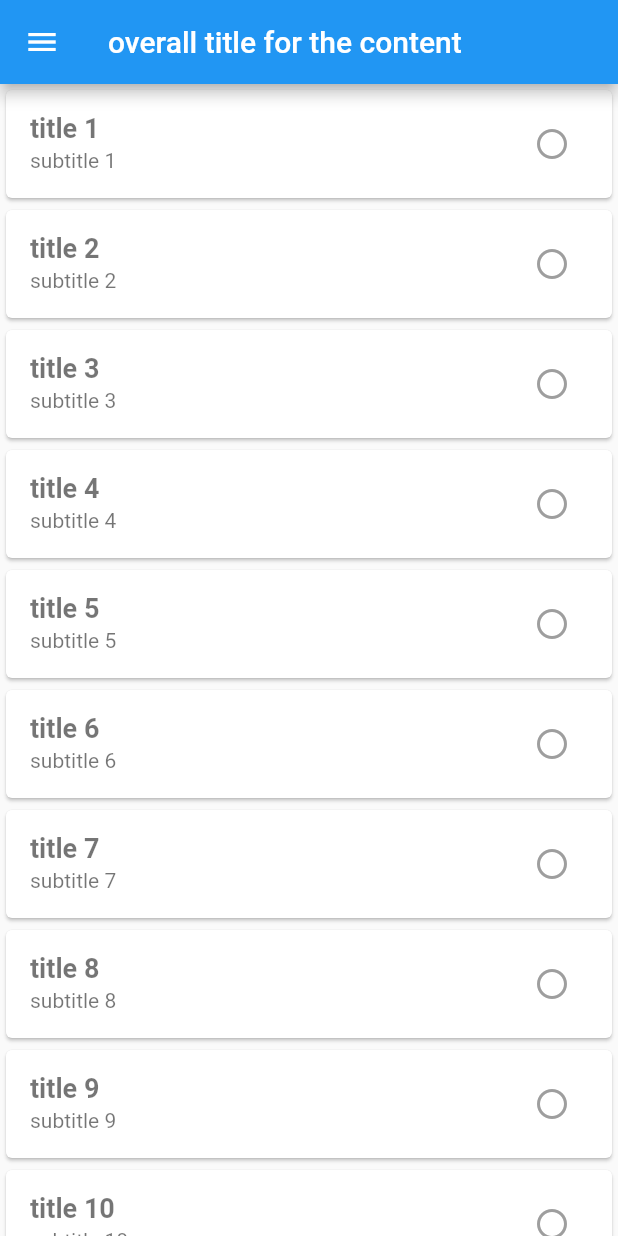
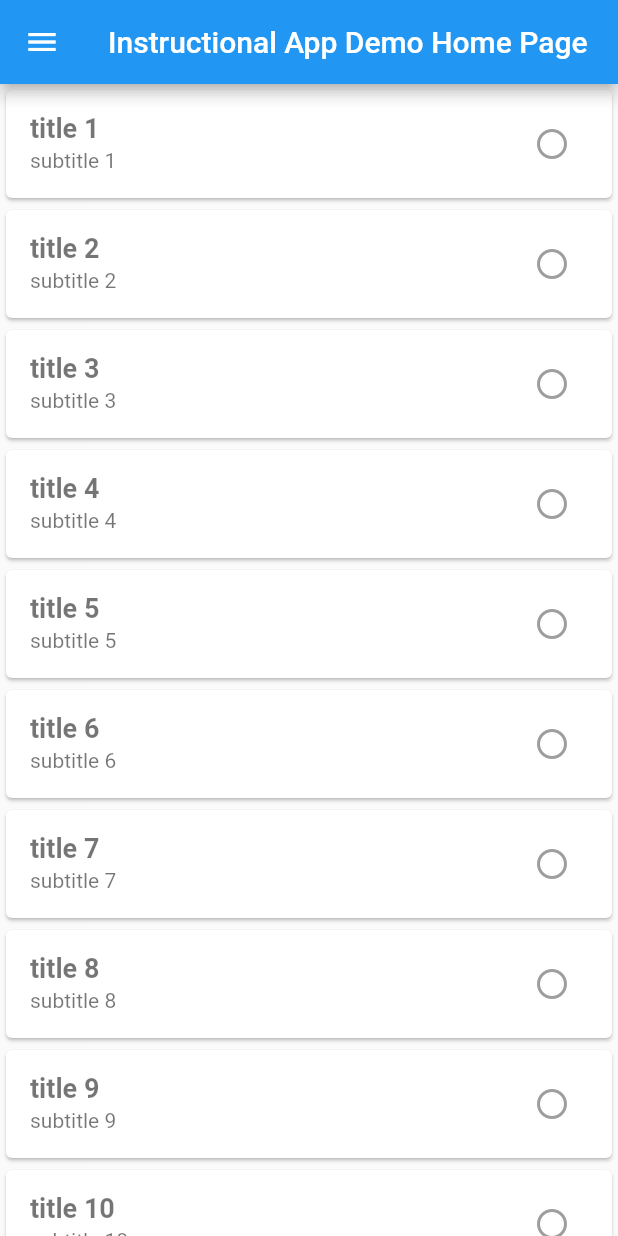
Before and after one commit to rob-code/flutter_master_detail_mobile_app, a Flutter app: the screen it shows after launch, on a phone screen of 412 x 824 dp. Run offline on Flutter 3.47's test engine with Material 2 defaults, Android fonts, the phone set to English and light mode, and no system bars.

Commit message:
Improved filenames, classes and declarations in line with learning

```diff
--- a/lib/content_data_model.dart
+++ /dev/null
@@ -1,8 +0,0 @@
-class ContentDataModel {
-  final String title;
-  final String subtitle;
-  final String description;
-  ContentDataModel(this.title, this.subtitle, this.description);
-
-
-} //made the class for MenuItem
--- /dev/null
+++ b/lib/info.dart
@@ -0,0 +1,46 @@
+import 'package:flutter/material.dart';
+
+class AppContent {
+  final String title;
+  final String subtitle;
+  final String description;
+
+  AppContent(this.title, this.subtitle, this.description);
+}
+
+final List<AppContent> samples = [
+  AppContent('title 1', 'subtitle 1', 'description 1'),
+  AppContent('title 2', 'subtitle 2', 'description 2'),
+  AppContent('title 3', 'subtitle 3', 'description 3'),
+  AppContent('title 4', 'subtitle 4', 'description 4'),
+  AppContent('title 5', 'subtitle 5', 'description 5'),
+  AppContent('title 6', 'subtitle 6', 'description 6'),
+  AppContent('title 7', 'subtitle 7', 'description 7'),
+  AppContent('title 8', 'subtitle 8', 'description 8'),
+  AppContent('title 9', 'subtitle 9', 'description 9'),
+  AppContent('title 10', 'subtitle 10', 'description 10'),
+  AppContent('title 11', 'subtitle 11', 'description 11'),
+  AppContent('title 12', 'subtitle 12', 'description 12'),
+  AppContent('title 13', 'subtitle 13', 'description 13'),
+  AppContent('title 14', 'subtitle 14', 'description 14'),
+  AppContent('title 15', 'subtitle 15', 'description 15'),
+  AppContent('title 16', 'subtitle 16', 'description 16')
+];
+
+class ListIcon {
+  static List<Icon> icons = [
+    const Icon(Icons.question_mark_outlined),
+    const Icon(Icons.circle),
+    const Icon(Icons.check),
+    const Icon(Icons.circle_outlined)
+  ];
+}
+
+class ListIconColor {
+  static List<Color> colors = [
+    Colors.red,
+    Colors.amber,
+    Colors.green,
+    Colors.grey
+  ];
+}
--- a/lib/list_data.dart
+++ /dev/null
@@ -1,45 +0,0 @@
-
-
-/* this works in dart pad
-class MenuItem {
-  String title;
-  String subtitle;
-  MenuItem(this.title, this.subtitle);
-} //made the class for MenuItem
-
-/*main() {
-  MenuItem item = MenuItem('hey', 'there');
-  print(item.title + " " + item.subtitle);
-*/
-
-
-  List<MenuItem> menuitems = [
-    MenuItem('title 1', 'subtitle 1'),
-    MenuItem('title 2', 'subtitle 2'),
-    MenuItem('title 3', 'subtitle 3'),
-    MenuItem('title 4', 'subtitle 4'),
-    MenuItem('title 5', 'subtitle 5'),
-    MenuItem('title 6', 'subtitle 6'),
-  ];
-
-//as a JSON format
-
-    {"menuitems": [
-    {"title":"Title 1", "subtitle": "Subtitle 1"},
-    {"title":"Title 2", "subtitle": "Subtitle 2"},
-    {"title":"Title 3", "subtitle": "Subtitle 3"},
-    {"title":"Title 4", "subtitle": "Subtitle 4"},
-    {"title":"Title 5", "subtitle": "Subtitle 5"},
-    {"title":"Title 6", "subtitle": "Subtitle 6"},
-    ]}
-
-/*
-  for(var i=0;i<menuitems.length; i++){
-    MenuItem value = menuitems[i];
-    print (value.title + " " + value.subtitle);
-
-  }
-}
-*/
-
- */
--- a/lib/main.dart
+++ b/lib/main.dart
@@ -1,6 +1,5 @@
 import 'package:flutter/material.dart';
-import 'content_detail.dart';
-import 'content_data_model.dart';
+import 'info.dart';
 
 //TODO: Sort out the layout of the list menu with title and subtitle on LHS ...which is in a card. I want to have something in a simple list without the cards!!!
 //TODO: Put in progress icons which toggle red, amber and red based on understanding
@@ -11,112 +10,87 @@ import 'content_data_model.dart';
 //read the colorIndex values from default array if local storage does not exist
 //if local storage does exist, get local storage array and then read values from that.
 
-
-
 void main() {
   runApp(const MyApp());
 }
 
 class MyApp extends StatelessWidget {
-
-  const MyApp({ Key? key }) : super (key: key);
+  const MyApp({Key? key}) : super(key: key);
 
   @override
   Widget build(BuildContext context) {
     return MaterialApp(
-      title: 'Flutter Demo',
-          theme: ThemeData (
+      title: 'Instructional App Demo',
+      theme: ThemeData(
         primarySwatch: Colors.blue,
       ),
-    home: const MyHomePage(),
+      home: const MyHomePage(title: 'Instructional App Demo Home Page'),
       debugShowCheckedModeBanner: false,
     );
   }
 }
 
 class MyHomePage extends StatefulWidget {
-  const MyHomePage({Key? key}) : super (key: key);
+  const MyHomePage({Key? key, required this.title}) : super(key: key);
+
+  final String title;
 
   @override
   _MyHomePageState createState() => _MyHomePageState();
 }
 
 class _MyHomePageState extends State<MyHomePage> {
-
-  final List<ContentDataModel> contentData = [
-    ContentDataModel('title 1', 'subtitle 1', 'description 1'),
-    ContentDataModel('title 2', 'subtitle 2', 'description 2'),
-    ContentDataModel('title 3', 'subtitle 3', 'description 3'),
-    ContentDataModel('title 4', 'subtitle 4', 'description 4'),
-    ContentDataModel('title 5', 'subtitle 5', 'description 5'),
-    ContentDataModel('title 6', 'subtitle 6', 'description 6'),
-    ContentDataModel('title 7', 'subtitle 7', 'description 7'),
-    ContentDataModel('title 8', 'subtitle 8', 'description 8'),
-    ContentDataModel('title 9', 'subtitle 9', 'description 9'),
-    ContentDataModel('title 10', 'subtitle 10', 'description 10'),
-    ContentDataModel('title 11', 'subtitle 11', 'description 11'),
-    ContentDataModel('title 12', 'subtitle 12', 'description 12'),
-    ContentDataModel('title 13', 'subtitle 13', 'description 13'),
-    ContentDataModel('title 14', 'subtitle 14', 'description 14'),
-    ContentDataModel('title 15', 'subtitle 15', 'description 15'),
-    ContentDataModel('title 16', 'subtitle 16', 'description 16'),
-  ];
   @override
   Widget build(BuildContext context) {
     return Scaffold(
       appBar: AppBar(
-          leading: Builder (
-          builder: (BuildContext context) {
+          leading: Builder(builder: (BuildContext context) {
             return IconButton(
               icon: const Icon(Icons.menu),
-                onPressed: () { Scaffold.of(context).openDrawer(); },
+              onPressed: () {
+                Scaffold.of(context).openDrawer();
+              },
               tooltip: MaterialLocalizations.of(context).openAppDrawerTooltip,
-                     );} //need to specify a drawer!!
-          ),
-          title: const Text('overall title for the content')),
-      drawer: const Drawer (
-        child: Text('Header'),
-      ),
+            );
+          }),
+          title: Text(widget.title)),
+      drawer: const Drawer(child: DrawerContent()),
       body: ListView.builder(
-           itemCount: contentData.length,
+          itemCount: samples.length,
           itemBuilder: (BuildContext context, index) {
             return Card(
-            child:ListTile(
-            title: Text(contentData[index].title,
+                child: ListTile(
+                    title: Text(samples[index].title,
                         style: const TextStyle(
                             fontSize: 18.0,
                             color: Colors.black54,
-                  fontWeight: FontWeight.bold
-                   )
-            ),
-            subtitle: Text(contentData[index].subtitle),
+                            fontWeight: FontWeight.bold)),
+                    subtitle: Text(samples[index].subtitle),
                     trailing: Wrap(
-              children: const <Widget>[
-                MyStatefulWidget(),
-              ],
+                      children: const <Widget>[ListIconWidget()],
                     ),
                     onTap: () {
-    Navigator.of(context).push(MaterialPageRoute(builder: (context)=>ContentDetail(contentDataModel: contentData[index],)));
-    }
-    ));
-    }
-    ),
+                      Navigator.of(context).push(MaterialPageRoute(
+                          builder: (context) => ContentDetail(
+                                sample: samples[index],
+                              )));
+                    }));
+          }),
     );
   }
 }
 
-class MyStatefulWidget extends StatefulWidget {
-  const MyStatefulWidget({Key? key}) : super(key: key);
+class ListIconWidget extends StatefulWidget {
+  const ListIconWidget({Key? key}) : super(key: key);
+
   @override
-  State<MyStatefulWidget> createState() => _MyStatefulWidgetState();
+  State<ListIconWidget> createState() => _ListIconWidgetState();
 }
 
-class _MyStatefulWidgetState extends State<MyStatefulWidget> {
-  final List<Color> colors = <Color>[Colors.red,Colors.amber, Colors.green, Colors.grey];
-  final List<Icon> icons = <Icon>[const Icon(Icons.question_mark_outlined), const Icon(Icons.circle), const Icon(Icons.check), const Icon(Icons.circle_outlined)];
+class _ListIconWidgetState extends State<ListIconWidget> {
+  Icon _iconType = const Icon(Icons.circle_outlined);
   Color _iconColor = Colors.grey;
-  Icon _iconType = const Icon(Icons.circle_outlined);
-  int iconIndex= 0;
+  int iconIndex = 0;
 
   @override
   Widget build(BuildContext context) {
@@ -128,41 +102,45 @@ class _MyStatefulWidgetState extends State<MyStatefulWidget> {
           tooltip: 'set learning rating',
           onPressed: () {
             setState(() {
-              switch(iconIndex) {
-                case 0: {
-                  _iconColor = colors.elementAt(0);
-                  _iconType = icons.elementAt(0);
-                  iconIndex = 1; }
+              switch (iconIndex) {
+                case 0:
+                  {
+                    _iconColor = ListIconColor.colors.elementAt(0);
+                    _iconType = ListIcon.icons.elementAt(0);
+                    iconIndex = 1;
+                  }
                   break;
 
-                case 1: {
-                  _iconColor = colors.elementAt(1);
-                  _iconType = icons.elementAt(1);
-                  iconIndex = 2; }
+                case 1:
+                  {
+                    _iconColor = ListIconColor.colors.elementAt(1);
+                    _iconType = ListIcon.icons.elementAt(1);
+                    iconIndex = 2;
+                  }
                   break;
 
-                case 2: {
-                  _iconColor = colors.elementAt(2);
-                  _iconType = icons.elementAt(2);
-                  iconIndex = 3; }
+                case 2:
+                  {
+                    _iconColor = ListIconColor.colors.elementAt(2);
+                    _iconType = ListIcon.icons.elementAt(2);
+                    iconIndex = 3;
+                  }
                   break;
 
-                case 3: {
-                  _iconColor = colors.elementAt(3);
-                  _iconType = icons.elementAt(3);
-                  iconIndex = 0; }
+                case 3:
+                  {
+                    _iconColor = ListIconColor.colors.elementAt(3);
+                    _iconType = ListIcon.icons.elementAt(3);
+                    iconIndex = 0;
+                  }
                   break;
               }
 
-              //var list = ScrollingList();
-              //list.print(iconIndex);
+              var currentIconColor = _iconColor;
+              var currentIconType = _iconType;
 
-
-
-
-
-
-
+              debugPrint(currentIconColor.toString());
+              debugPrint(currentIconType.toString());
             });
           },
         ),
@@ -171,29 +149,36 @@ class _MyStatefulWidgetState extends State<MyStatefulWidget> {
   }
 }
 
+class ContentDetail extends StatelessWidget {
+  const ContentDetail({Key? key, required this.sample}) : super(key: key);
 
+  final AppContent sample;
 
-
-
-
-/*
-class ScrollingList {
-  int index = 0;
-  var state = _MyHomePageState();
-  int numberInList = 0;
-
-  void print(index) {
-    numberInList = state.contentData.length;
-
-    debugPrint('The counter value is  $index');
-    debugPrint(numberInList.toString());
-
-    state.contentData.forEach((element) => {
-    debugPrint(state.contentData.expand((element) => for (var value in {
-    ContentDataModel
-    }) {
-    }).toString())
-  });
+  @override
+  Widget build(BuildContext context) {
+    return Scaffold(
+      appBar: AppBar(
+        title: Text(sample.title),
+      ),
+      body: Column(
+        children: [Text(sample.description)],
+      ),
+    );
   }
 }
-*/
+
+class DrawerContent extends StatelessWidget {
+  const DrawerContent({Key? key}) : super(key: key);
+  @override
+  Widget build(BuildContext context) {
+    return Scaffold(
+      body: Column(
+        crossAxisAlignment: CrossAxisAlignment.start,
+        children: const [
+          Text("the title of the drawer"),
+          Text("some of the body description of the drawer")
+        ],
+      ),
+    );
+  }
+}
```
Also changed, not shown: lib/content_detail.dart (deleted, +0 -24 lines), lib/listIconData.dart (deleted), pubspec.lock, 1 other file. Lines whose indentation alone changed are shown as unchanged.
